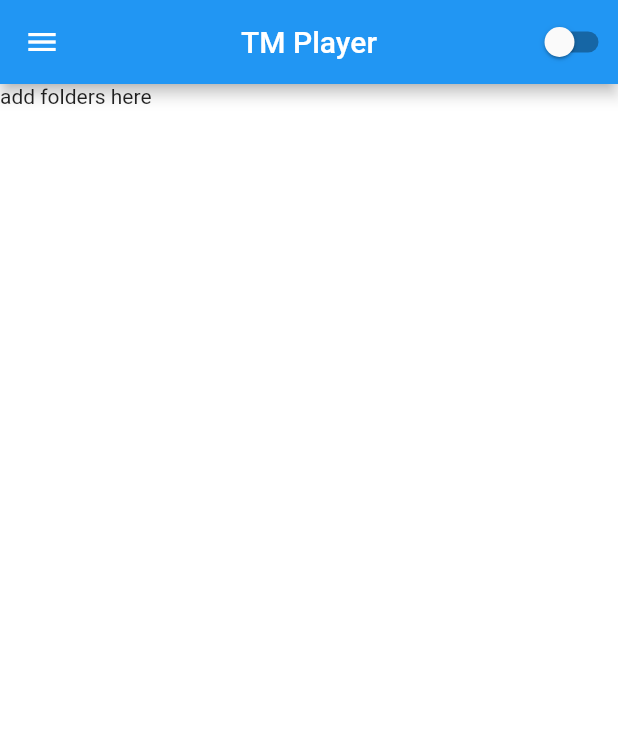
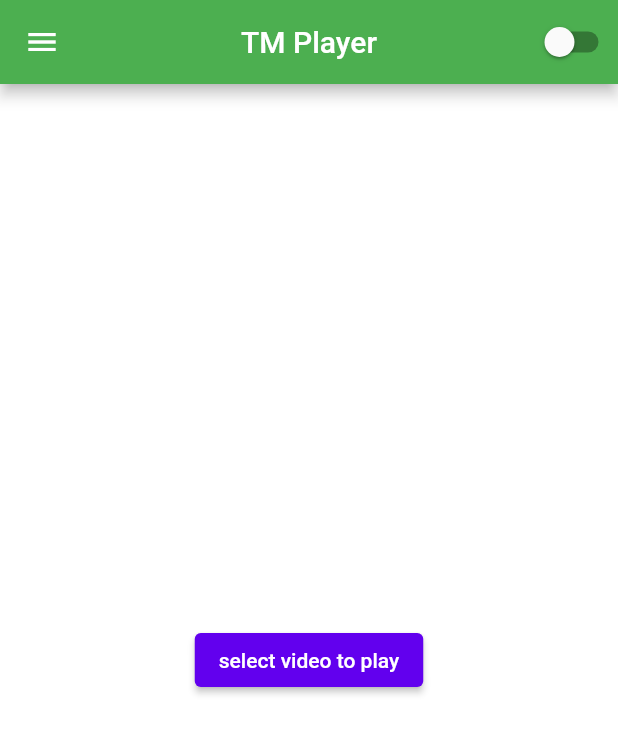
Before and after one commit to SyedWajihUlHassan/TM-player, a Flutter app: the screen it shows after launch, on a phone screen of 412 x 824 dp. Shown: the top 734 px of the screen. Run offline on Flutter 3.47's test engine with Material 2 defaults, Android fonts, the phone set to English and light mode, and no system bars; our stand-ins replace file_picker, google_fonts.

Commit message:
select file from gallary ini

```diff
--- a/lib/theme/my_themes.dart
+++ b/lib/theme/my_themes.dart
@@ -20,6 +20,7 @@ class MyThemes {
 
   static final lightTheme = ThemeData(
     scaffoldBackgroundColor: Colors.white,
+    primaryColor: Colors.green,
     colorScheme: ColorScheme.light(),
   );
 }
--- a/lib/view/home.dart
+++ b/lib/view/home.dart
@@ -1,4 +1,6 @@
 
+
+import 'package:file_picker/file_picker.dart';
 import 'package:flutter/material.dart';
 import 'package:google_fonts/google_fonts.dart';
 import 'package:tmplayer/theme/change_theme_button_widget.dart';
@@ -14,7 +16,16 @@ class Home extends StatefulWidget {
 }
 
 class _HomeState extends State<Home> {
+void initState() {
+  super.initState();
+  WidgetsBinding.instance.addPostFrameCallback((_) => {pickFiles()});
 
+}
+
+  pickFiles()async{
+    FilePickerResult result = await FilePicker.platform.pickFiles(type: FileType.video);
+    print(result);
+  }
 
   @override
   Widget build(BuildContext context) {
@@ -27,7 +38,7 @@ class _HomeState extends State<Home> {
         ],
       ),
       body: Container(
-        child: Text("add folders here"),
+        child: Center(child: ElevatedButton(onPressed: pickFiles, child: Text("select video to play"))),
       ),
       drawer: Drawer(
         child: ListView(
@@ -37,21 +48,21 @@ class _HomeState extends State<Home> {
             Container(
               height: 120.0,
               child: DrawerHeader(
-                decoration:  BoxDecoration(
-                  gradient: LinearGradient(
-                    begin: Alignment.topRight,
-                    end: Alignment.bottomLeft,
-                    colors: [
-                      Colors.blueGrey,
-                      Colors.black26,
-                    ]
-                  )
-                ),
+                // decoration:  BoxDecoration(
+                //   gradient: LinearGradient(
+                //     begin: Alignment.topRight,
+                //     end: Alignment.bottomLeft,
+                //     colors: [
+                //       Colors.blueGrey,
+                //       Colors.black26,
+                //     ]
+                //   )
+                // ),
                   child: Text(widget.title,
                   textAlign: TextAlign.center,
                     style: GoogleFonts.abel(
                       textStyle: TextStyle(fontSize: 28.0,
-                      color: Colors.white60,
+                      // color: Colors.white60,
                       fontWeight: FontWeight.bold,
                     ),
                     ),
--- a/pubspec.yaml
+++ b/pubspec.yaml
@@ -30,6 +30,7 @@ dependencies:
   cupertino_icons: ^1.0.2
   google_fonts: ^2.1.0
   provider: ^5.0.0
+  file_picker: ^3.0.3
 
 dev_dependencies:
   flutter_test:
```
Also changed, not shown: pubspec.lock.
